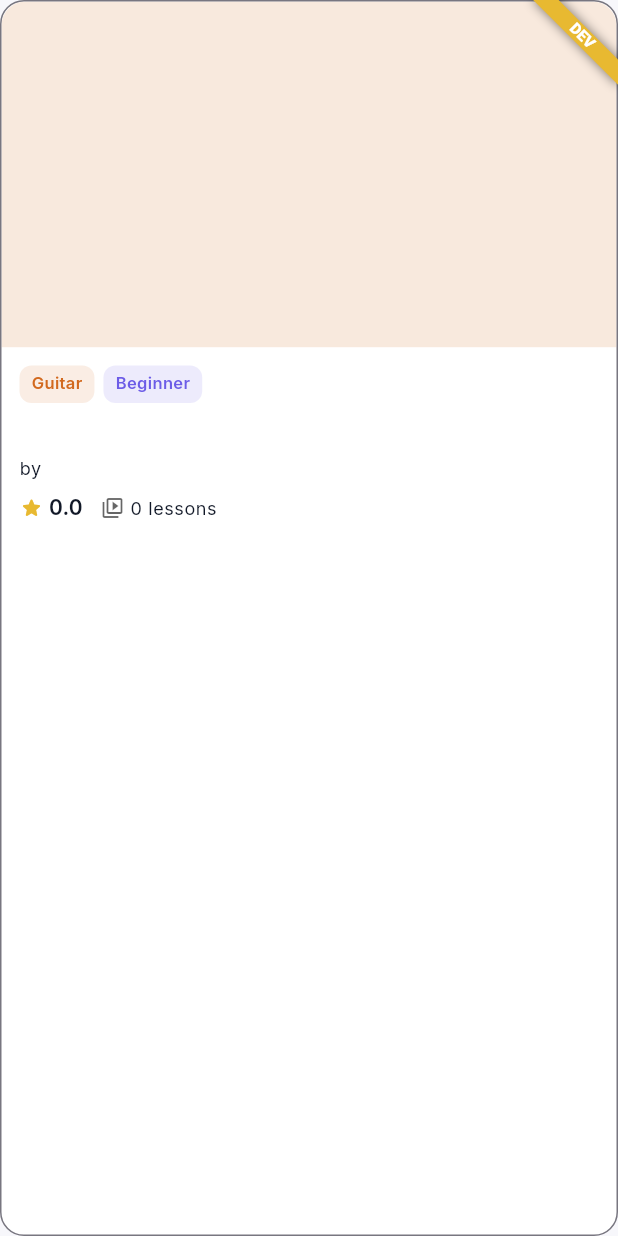
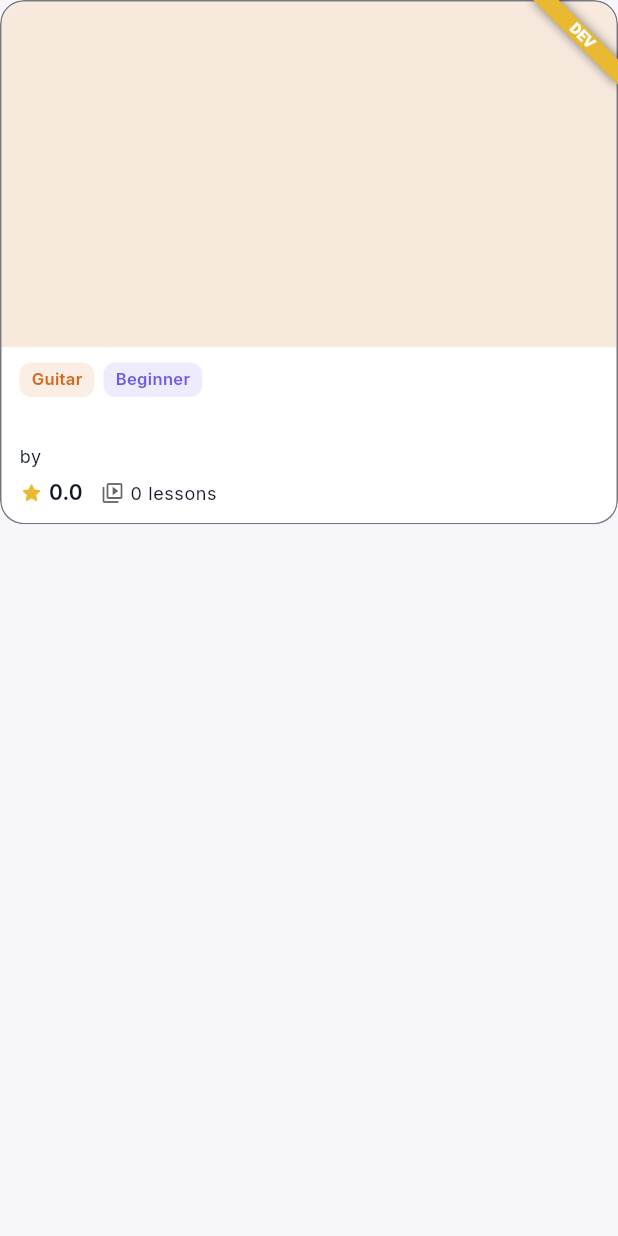
Before and after one commit to a01r066/ilearnit, a Flutter app: the CourseCard widget shown alone on an empty page, opened directly with empty values, on a phone screen of 412 x 824 dp. Run offline on Flutter 3.47's test engine with Material 3 defaults, Android fonts, the phone set to English and light mode, and no system bars; our stand-ins replace cached_network_image, cloud_firestore, connectivity_plus, dartz, dio, firebase_auth and 9 more; accounts and stored records are empty; generated files the repository leaves out were written again.

Commit message:
- Fix bug course_card layout

```diff
--- a/lib/features/courses/presentation/pages/courses_page.dart
+++ b/lib/features/courses/presentation/pages/courses_page.dart
@@ -95,7 +95,10 @@ class _CoursesPageState extends ConsumerState<CoursesPage> {
           maxCrossAxisExtent: 360,
           mainAxisSpacing: 12,
           crossAxisSpacing: 12,
-          childAspectRatio: 0.78,
+          // Card height ≈ width / 0.82 — leaves the 16:9 thumbnail and
+          // ~3 lines of content (chips, title, instructor, stats) without
+          // tripping a RenderFlex overflow at narrow widths.
+          childAspectRatio: 0.82,
         ),
         itemCount: state.items.length + (state.isLoadingMore ? 1 : 0),
         itemBuilder: (context, index) {
--- a/lib/features/courses/presentation/widgets/course_card.dart
+++ b/lib/features/courses/presentation/widgets/course_card.dart
@@ -24,20 +24,28 @@ class CourseCard extends StatelessWidget {
 
   @override
   Widget build(BuildContext context) {
-    return InkWell(
+    return Material(
+      color: Theme.of(context).cardColor,
+      borderRadius: BorderRadius.circular(16),
+      clipBehavior: Clip.antiAlias,
+      child: InkWell(
         onTap: onTap,
-      borderRadius: BorderRadius.circular(16),
-      child: Container(
+        child: Ink(
           decoration: BoxDecoration(
-          color: Theme.of(context).cardColor,
             borderRadius: BorderRadius.circular(16),
             border: Border.all(color: Theme.of(context).dividerColor),
           ),
+          // mainAxisSize.min lets the card collapse to its natural height
+          // when the parent gives it loose vertical constraints, and
+          // Flexible on the content section keeps the card honest when
+          // the parent forces a tighter height (e.g. a carousel SizedBox).
           child: Column(
+            mainAxisSize: MainAxisSize.min,
             crossAxisAlignment: CrossAxisAlignment.start,
             children: [
               ClipRRect(
-              borderRadius: const BorderRadius.vertical(top: Radius.circular(16)),
+                borderRadius:
+                    const BorderRadius.vertical(top: Radius.circular(16)),
                 child: AspectRatio(
                   aspectRatio: 16 / 9,
                   child: course.thumbnailUrl.isEmpty
@@ -52,17 +60,16 @@ class CourseCard extends StatelessWidget {
                         ),
                 ),
               ),
-            Padding(
-              padding: const EdgeInsets.all(12),
+              Flexible(
+                child: Padding(
+                  padding: const EdgeInsets.fromLTRB(12, 10, 12, 10),
                   child: Column(
+                    mainAxisSize: MainAxisSize.min,
                     crossAxisAlignment: CrossAxisAlignment.start,
                     children: [
                       Row(
                         children: [
-                      _Chip(
-                        label: course.category.label,
-                        color: _accent,
-                      ),
+                          _Chip(label: course.category.label, color: _accent),
                           const SizedBox(width: 6),
                           _Chip(
                             label: course.level.label,
@@ -70,43 +77,63 @@ class CourseCard extends StatelessWidget {
                           ),
                         ],
                       ),
-                  const SizedBox(height: 8),
-                  Text(
+                      const SizedBox(height: 6),
+                      // Flexible+ellipsis prevents long titles from forcing a
+                      // taller card than the parent allows.
+                      Flexible(
+                        child: Text(
                           course.title,
                           maxLines: 2,
                           overflow: TextOverflow.ellipsis,
                           style: Theme.of(context).textTheme.titleMedium,
                         ),
-                  const SizedBox(height: 4),
+                      ),
+                      const SizedBox(height: 2),
                       Text(
                         'by ${course.instructorName}',
+                        maxLines: 1,
+                        overflow: TextOverflow.ellipsis,
                         style: Theme.of(context).textTheme.bodySmall,
                       ),
-                  const SizedBox(height: 8),
-                  Row(
+                      const SizedBox(height: 6),
+                      _StatsRow(course: course),
+                    ],
+                  ),
+                ),
+              ),
+            ],
+          ),
+        ),
+      ),
+    );
+  }
+}
+
+class _StatsRow extends StatelessWidget {
+  const _StatsRow({required this.course});
+  final CourseEntity course;
+
+  @override
+  Widget build(BuildContext context) {
+    final hint = Theme.of(context).hintColor;
+    return Row(
       children: [
-                      const Icon(Icons.star_rounded,
-                          size: 16, color: AppColors.accent),
+        const Icon(Icons.star_rounded, size: 16, color: AppColors.accent),
         Text(
           ' ${course.rating.toStringAsFixed(1)}',
           style: Theme.of(context).textTheme.labelLarge,
         ),
         const SizedBox(width: 12),
-                      Icon(Icons.video_library_outlined,
-                          size: 16,
-                          color: Theme.of(context).hintColor),
-                      Text(
+        Icon(Icons.video_library_outlined, size: 16, color: hint),
+        Flexible(
+          child: Text(
             ' ${course.lessonCount} lessons',
+            maxLines: 1,
+            overflow: TextOverflow.ellipsis,
             style: Theme.of(context).textTheme.bodySmall,
-                      ),
-                    ],
-                  ),
-                ],
           ),
         ),
       ],
-        ),
-      ),
     );
   }
 }
@@ -119,7 +146,7 @@ class _Chip extends StatelessWidget {
   @override
   Widget build(BuildContext context) {
     return Container(
-      padding: const EdgeInsets.symmetric(horizontal: 8, vertical: 4),
+      padding: const EdgeInsets.symmetric(horizontal: 8, vertical: 3),
       decoration: BoxDecoration(
         color: color.withValues(alpha: 0.12),
         borderRadius: BorderRadius.circular(8),
--- a/lib/features/home/presentation/pages/home_page.dart
+++ b/lib/features/home/presentation/pages/home_page.dart
@@ -73,7 +73,9 @@ class HomePage extends ConsumerWidget {
                   );
                 }
                 return SizedBox(
-                  height: 280,
+                  // 280 (card width) ÷ 16*9 ≈ 158 for the thumbnail, plus
+                  // ~155 for content/padding/borders. 320 leaves headroom.
+                  height: 320,
                   child: ListView.separated(
                     scrollDirection: Axis.horizontal,
                     padding: const EdgeInsets.symmetric(horizontal: 16),
```
Lines whose indentation alone changed are shown as unchanged.
